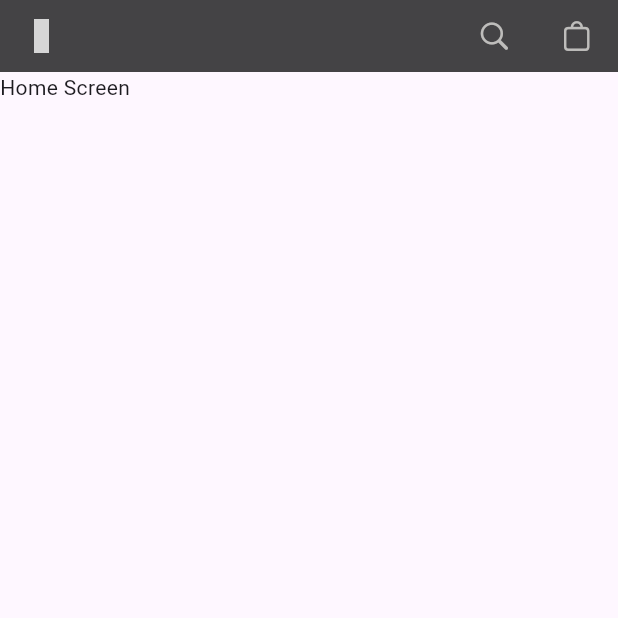
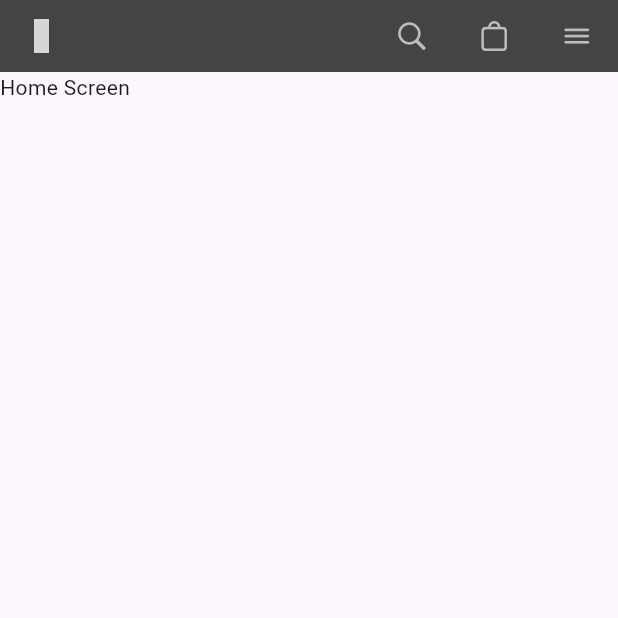
Before and after one commit to Sethyrus/flutter-apple-web, a Flutter app: the screen it shows after launch, on a phone screen of 412 x 824 dp, the top half of it. Run offline on Flutter 3.47's test engine with Material 3 defaults, Android fonts, the phone set to English and light mode, and no system bars; our stand-ins replace flutter_riverpod, logger, material_design_icons_flutter, riverpod_annotation, sentry_flutter; generated files the repository leaves out were written again; grey boxes are pictures that could not be loaded.

Commit message:
wip - avances navigation bar dropdown

```diff
--- a/lib/utils/helpers.dart
+++ b/lib/utils/helpers.dart
@@ -5,7 +5,7 @@ class Helpers {
     double size = 0;
 
     sizes.forEach((key, value) {
-      if (width >= key) {
+      if (width > key) {
         size = value;
       }
     });
--- a/lib/widgets/navigation_bar/navigation_bar.dart
+++ b/lib/widgets/navigation_bar/navigation_bar.dart
@@ -7,10 +7,12 @@ class CNavigationBar extends StatelessWidget {
 
   @override
   Widget build(BuildContext context) {
-    return const Column(
+    final screenWidth = MediaQuery.sizeOf(context).width;
+
+    return Column(
       children: [
-        NavigationBarItems(),
-        NavigationBarDropdown(),
+        NavigationBarItems(screenWidth: screenWidth),
+        NavigationBarDropdown(screenWidth: screenWidth),
       ],
     );
   }
--- a/lib/widgets/navigation_bar/navigation_bar_items.dart
+++ b/lib/widgets/navigation_bar/navigation_bar_items.dart
@@ -1,4 +1,5 @@
 import 'dart:math';
+import 'package:apple/models/navigation_bar/navigation_bar_item_config.dart';
 import 'package:apple/providers/navigation_bar/active_navigation_bar_item_provider.dart';
 import 'package:apple/utils/constants/colors.dart';
 import 'package:apple/utils/constants/media_queries.dart';
@@ -6,15 +7,16 @@ import 'package:apple/utils/constants/navigation_bar_config.dart';
 import 'package:apple/utils/constants/sizes.dart';
 import 'package:apple/utils/helpers.dart';
 import 'package:apple/widgets/navigation_bar/navigation_bar_item.dart';
-import 'package:flutter/widgets.dart';
+import 'package:flutter/cupertino.dart';
 import 'package:flutter_riverpod/flutter_riverpod.dart';
 
 class NavigationBarItems extends ConsumerWidget {
-  const NavigationBarItems({super.key});
+  final double screenWidth;
+
+  const NavigationBarItems({super.key, required this.screenWidth});
 
   @override
   Widget build(BuildContext context, WidgetRef ref) {
-    final screenWidth = MediaQuery.sizeOf(context).width;
     final height = Helpers.getResponsiveSize(
       MediaQueries.navigationBarHeights,
       screenWidth,
@@ -27,6 +29,7 @@ class NavigationBarItems extends ConsumerWidget {
     final activeItem = ref.watch(activeNavigationBarItemProvider);
 
     return Container(
+      width: double.infinity,
       height: height,
       color: activeItem?.dropdownColumnsConfig == null
           ? CColors.navigationBarColor
@@ -64,6 +67,14 @@ class NavigationBarItems extends ConsumerWidget {
                 isActive: activeItem?.id == fixedRightItems[i].id,
               ),
             ),
+            if (screenWidth <= Sizes.contentBreakpoint)
+              const NavigationBarItem(
+                config: NavigationBarItemConfig(
+                  id: 9999,
+                  icon: CupertinoIcons.bars,
+                ),
+                isActive: false,
+              )
           ],
         ),
       ),
```
Also changed, not shown: lib/widgets/navigation_bar/navigation_bar_dropdown.dart (+51 -5 lines), lib/widgets/navigation_bar/navigation_bar_dropdown_column.dart (added, +18 -0 lines).
